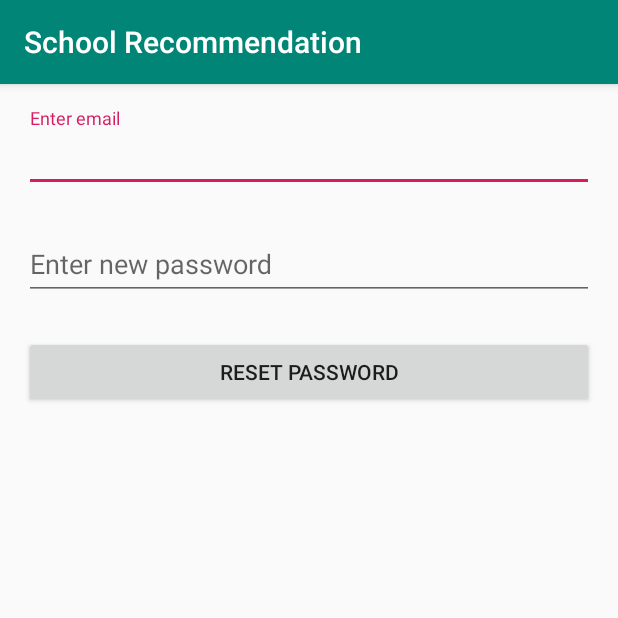
After one commit to chavantr/ExampleSRS, an Android app: the ForgotPasswordActivity screen opened directly, with no data from a screen before it, on a phone screen of 412 x 824 dp, the top half of it. The commit adds this screen. Run offline under Robolectric (Android 15) with nearby library versions, the phone set to English and light mode, and no system bars.

Commit message:
i n i t i a l

```diff
--- a/app/src/main/AndroidManifest.xml
+++ b/app/src/main/AndroidManifest.xml
@@ -14,6 +14,8 @@
             android:roundIcon="@mipmap/ic_launcher_round"
             android:supportsRtl="true"
             android:theme="@style/AppTheme">
+        <activity android:name=".ForgotPasswordActivity">
+        </activity>
         <activity android:name=".SchoolDetailsActivity">
         </activity>
         <activity android:name=".SearchSchoolResult">
--- /dev/null
+++ b/app/src/main/java/com/example/examplesrs/ForgotPasswordActivity.kt
@@ -0,0 +1,55 @@
+package com.example.examplesrs
+
+import android.os.Bundle
+import android.support.v7.app.AppCompatActivity
+import android.widget.Toast
+import com.example.examplesrs.process.ForgotPasswordAsync
+import com.example.examplesrs.process.OnForgotPasswordListener
+import com.example.examplesrs.process.ProgressDialogUtil
+import kotlinx.android.synthetic.main.activity_forgot_password.*
+import org.json.JSONObject
+
+class ForgotPasswordActivity : AppCompatActivity(), OnForgotPasswordListener {
+
+
+    private lateinit var progressDialogUtil: ProgressDialogUtil
+
+    override fun onCreate(savedInstanceState: Bundle?) {
+        super.onCreate(savedInstanceState)
+        setContentView(R.layout.activity_forgot_password)
+
+        progressDialogUtil = ProgressDialogUtil(this)
+
+        btnResetPassword.setOnClickListener {
+            if (validate()) {
+                init()
+            } else {
+                Toast.makeText(this, "Enter username and password", Toast.LENGTH_LONG).show()
+            }
+        }
+
+    }
+
+    private fun validate(): Boolean = txtUserName.text!!.isNotEmpty() && txtPassword.text!!.isNotEmpty()
+
+    private fun init() {
+        progressDialogUtil.show()
+        val forgotPasswordAsync = ForgotPasswordAsync()
+        val jRequest = JSONObject()
+        val param = JSONObject()
+        param.put("Username", txtUserName.text)
+        param.put("Password", txtPassword.text)
+        jRequest.put("request", param)
+
+        forgotPasswordAsync.setOnForgotPasswordListener(this, jRequest)
+    }
+
+    override fun onForgotPasswordSuccess(result: String?) {
+        if (!result.isNullOrBlank()) {
+            Toast.makeText(this, "Password updated", Toast.LENGTH_LONG).show()
+            finish()
+        } else {
+            Toast.makeText(this, "An error occurred", Toast.LENGTH_LONG).show()
+        }
+    }
+}
--- a/app/src/main/java/com/example/examplesrs/MainActivity.kt
+++ b/app/src/main/java/com/example/examplesrs/MainActivity.kt
@@ -32,6 +32,11 @@ class MainActivity : AppCompatActivity(), OnLoginListener {
             val intent = Intent(this@MainActivity, RegistrationActivity::class.java)
             startActivity(intent)
         }
+
+        btnForgotPassword.setOnClickListener {
+            val intent = Intent(this@MainActivity, ForgotPasswordActivity::class.java)
+            startActivity(intent)
+        }
     }
 
     private fun init() {
--- a/app/src/main/java/com/example/examplesrs/process/Constants.kt
+++ b/app/src/main/java/com/example/examplesrs/process/Constants.kt
@@ -6,4 +6,5 @@ object Constants {
     const val REGISTRATION = "SRS_Register"
     const val FIND_SCHOOL = "GetSchools"
     const val PERSONAL_DETAILS_IN = "SRS_Profile"
+    const val UPDATE_PASSWORD = "SRS_ForgotPassword"
 }
--- /dev/null
+++ b/app/src/main/java/com/example/examplesrs/process/OnForgotPasswordListener.kt
@@ -0,0 +1,5 @@
+package com.example.examplesrs.process
+
+interface OnForgotPasswordListener {
+    fun onForgotPasswordSuccess(result: String?)
+}
--- /dev/null
+++ b/app/src/main/res/layout/activity_forgot_password.xml
@@ -0,0 +1,55 @@
+<?xml version="1.0" encoding="utf-8"?>
+<android.support.constraint.ConstraintLayout
+        xmlns:android="http://schemas.android.com/apk/res/android"
+        xmlns:tools="http://schemas.android.com/tools"
+        xmlns:app="http://schemas.android.com/apk/res-auto"
+        android:layout_width="match_parent"
+        android:layout_height="match_parent"
+        tools:context=".ForgotPasswordActivity">
+
+
+    <android.support.design.widget.TextInputLayout android:layout_width="match_parent" android:id="@+id/tilUsername"
+                                                   android:layout_height="wrap_content"
+                                                   app:layout_constraintTop_toTopOf="parent"
+                                                   android:layout_marginTop="16dp"
+                                                   app:layout_constraintStart_toStartOf="parent"
+                                                   android:layout_marginStart="16dp"
+                                                   app:layout_constraintEnd_toEndOf="parent"
+                                                   android:layout_marginEnd="16dp">
+
+        <android.support.design.widget.TextInputEditText android:layout_width="match_parent"
+                                                         android:layout_height="wrap_content"
+                                                         android:hint="@string/enter_email"
+                                                         android:id="@+id/txtUserName"/>
+
+
+    </android.support.design.widget.TextInputLayout>
+
+
+    <android.support.design.widget.TextInputLayout android:layout_width="match_parent"
+                                                   app:layout_constraintTop_toBottomOf="@id/tilUsername"
+                                                   android:id="@+id/tilPassword"
+                                                   android:layout_height="wrap_content" android:layout_marginTop="16dp"
+                                                   app:layout_constraintStart_toStartOf="parent"
+                                                   android:layout_marginStart="16dp"
+                                                   app:layout_constraintEnd_toEndOf="parent"
+                                                   android:layout_marginEnd="16dp">
+
+
+        <android.support.design.widget.TextInputEditText android:layout_width="match_parent"
+                                                         android:hint="@string/enter_new_password"
+                                                         android:id="@+id/txtPassword" android:inputType="textPassword"
+                                                         android:layout_height="wrap_content"/>
+
+
+    </android.support.design.widget.TextInputLayout>
+
+
+    <Button android:layout_width="match_parent" android:layout_height="wrap_content" android:id="@+id/btnResetPassword"
+            app:layout_constraintTop_toBottomOf="@id/tilPassword" android:text="@string/reset_password"
+            android:layout_marginTop="24dp" app:layout_constraintStart_toStartOf="parent"
+            android:layout_marginStart="16dp" app:layout_constraintEnd_toEndOf="parent"
+            android:layout_marginEnd="16dp"/>
+
+
+</android.support.constraint.ConstraintLayout>
--- a/app/src/main/res/layout/activity_registration.xml
+++ b/app/src/main/res/layout/activity_registration.xml
@@ -83,6 +83,7 @@
                                                          android:hint="@string/enter_number"
                                                          android:inputType="number"
                                                          android:maxEms="10"
+                                                         android:maxLength="10"
                                                          android:id="@+id/txtPhone"/>
 
 
--- a/app/src/main/res/values/strings.xml
+++ b/app/src/main/res/values/strings.xml
@@ -7,7 +7,7 @@
     <string name="enter_name">Enter name</string>
     <string name="enter_email">Enter email</string>
     <string name="enter_address">Enter address</string>
-    <string name="enter_number">Enter number</string>
+    <string name="enter_number">Enter mobile number</string>
     <string name="register">Register</string>
     <string name="cancel">Cancel</string>
     <string name="title_activity_dashboard">Dashboard</string>
@@ -20,7 +20,7 @@
     <string name="fees">Fees</string>
     <string name="distance">Distance</string>
     <string name="day_care">Day care</string>
-    <string name="rtb">RTB</string>
+    <string name="rtb">RTE</string>
     <string name="top_school_in_city">Top school in city</string>
     <string name="transport_facility">Transport facility</string>
     <string name="qualified_staff">Qualified staff</string>
@@ -37,6 +37,9 @@
     <string name="search">Search</string>
     <string name="filter">Filter</string>
     <string name="view_on_map">View on map</string>
+    <string name="reset_password">Reset password</string>
+    <string name="enter_new_password">Enter new password</string>
+    <string name="forgot_password">Forgot password</string>
 
     <string-array name="schoolboard">
         <item>Select board</item>
```
Also changed, not shown: app/src/main/java/com/example/examplesrs/process/ForgotPasswordAsync.kt (added, +25 -0 lines), app/src/main/res/layout/activity_main.xml (+14 -6 lines).
